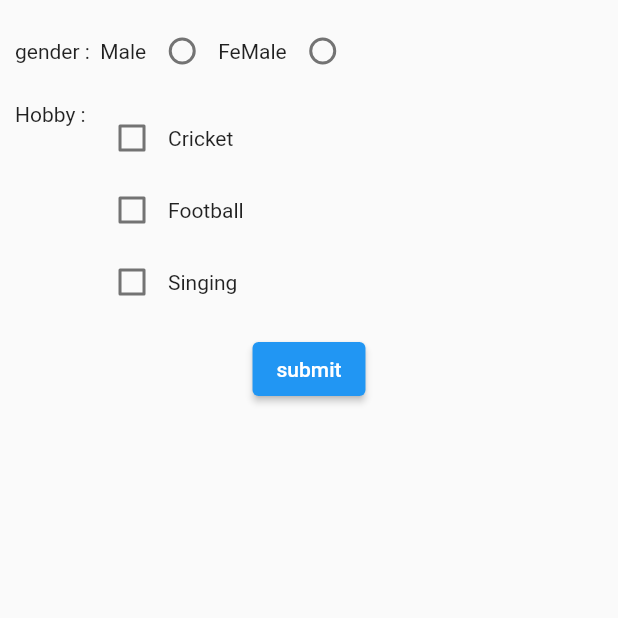
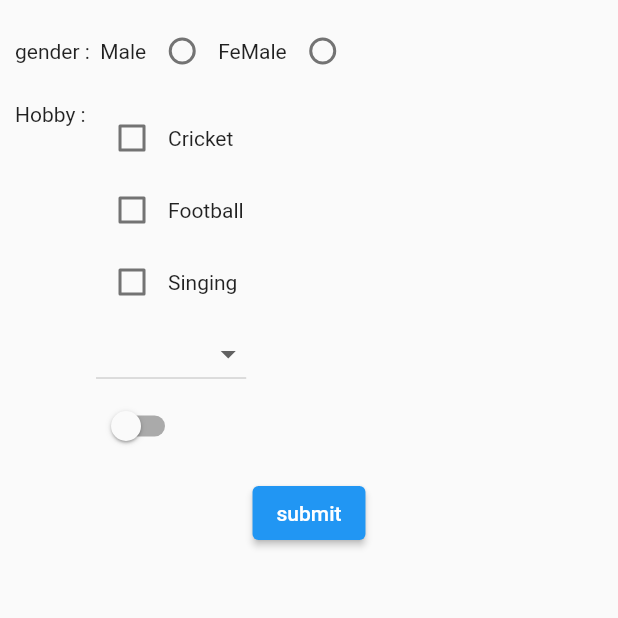
Before and after one commit to mintanlathiya/provider_demo, a Flutter app: the GenderHobbyDemoUi screen opened directly, on a phone screen of 412 x 824 dp, the top half of it. Run offline on Flutter 3.47's test engine with Material 2 defaults, Android fonts, the phone set to English and light mode, and no system bars.

Commit message:
commit a

```diff
--- a/lib/my_practise/gender_hobby/gender_hobby_exapp.dart
+++ b/lib/my_practise/gender_hobby/gender_hobby_exapp.dart
@@ -14,9 +14,13 @@ class _GenderHobbyDemoUiState extends State<GenderHobbyDemoUi> {
   // String gender = 'gender', male = 'male', feMale = 'feMale';
   //List hobbyList = [];
   // bool isSubmited = false;
+  //bool isActive = false;
+
   @override
   Widget build(BuildContext context) {
     print('select is build');
+    // GenderHobbyProvider genderHobbyProvider =
+    //     context.read<GenderHobbyProvider>();
 
     return Scaffold(
       body: Padding(
@@ -115,6 +119,33 @@ class _GenderHobbyDemoUiState extends State<GenderHobbyDemoUi> {
                             selector: (context, obj) => obj.isSinging),
                         const Text('Singing'),
                       ],
+                    ),
+                    Selector<GenderHobbyProvider, List>(
+                      shouldRebuild: (previous, next) => true,
+                      builder: (context, value, child) => DropdownButton(
+                        items: value
+                            .map((e) =>
+                                DropdownMenuItem(value: e, child: Text(e)))
+                            .toList(),
+                        onChanged: (value) {
+                          context
+                              .read<GenderHobbyProvider>()
+                              .streamMethod(value as String);
+                        },
+                        value: GenderHobbyProvider.selectedStream,
+                      ),
+                      selector: (contex, obj) => obj.stream,
+                    ),
+                    Selector<GenderHobbyProvider, bool>(
+                      builder: (context, isActive, child) => Switch(
+                        value: isActive,
+                        onChanged: (value) {
+                          context
+                              .read<GenderHobbyProvider>()
+                              .switchMethod(value);
+                        },
+                      ),
+                      selector: (contex, obj) => obj.isActive,
                     )
                   ],
                 )
@@ -137,6 +168,7 @@ class _GenderHobbyDemoUiState extends State<GenderHobbyDemoUi> {
                         children: [
                           Text('Gender :${obj.gender} '),
                           Text('Hobby :  ${obj.hobbyList}'),
+                          Text('Stream : ${obj.stream}')
                         ],
                       ),
                     )
```
Also changed, not shown: lib/main.dart (+4 -4 lines).
